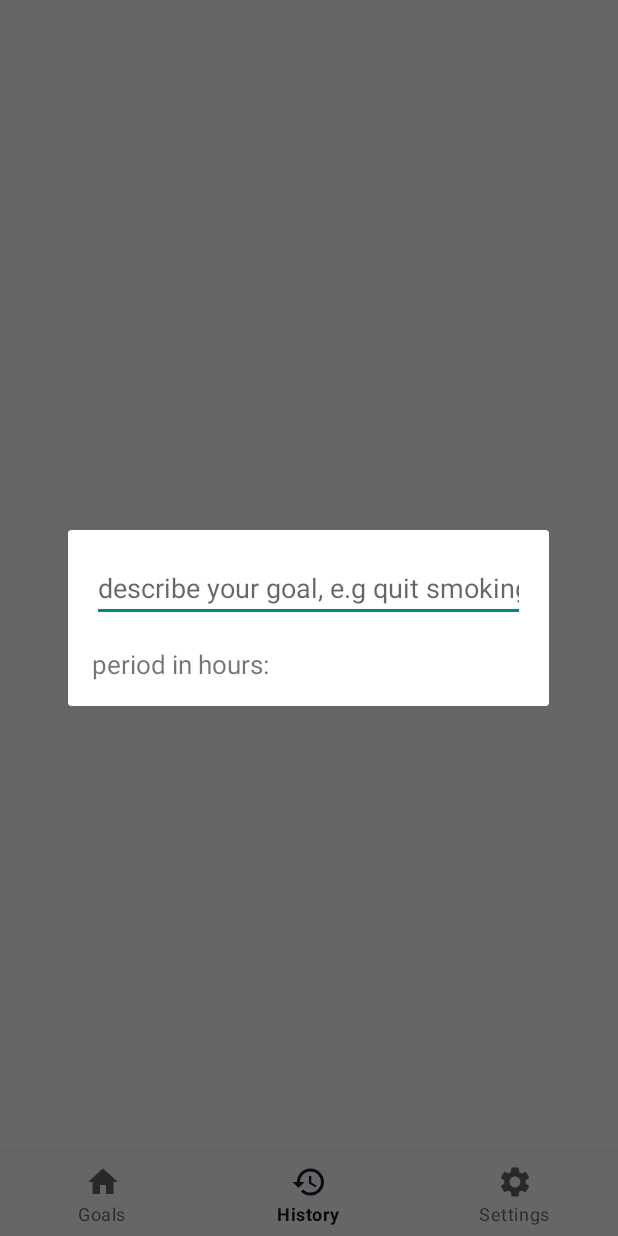
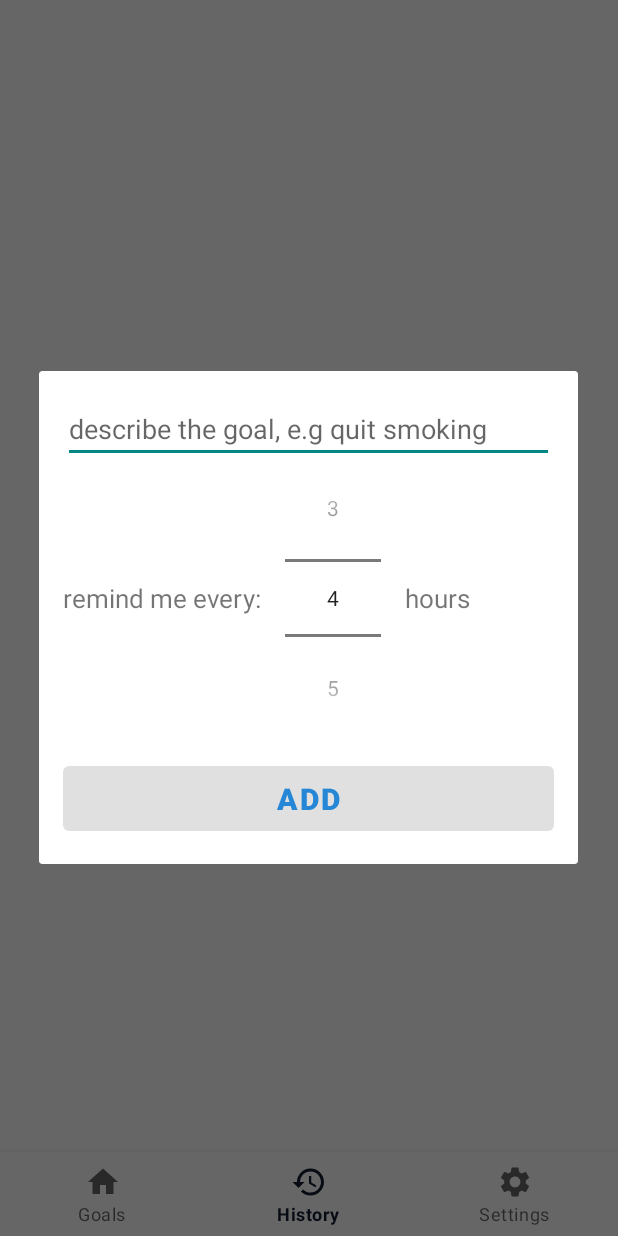
Before and after one commit to linaaa31/GoalTracker, an Android app: the fragment AddGoalDialog placed in its activity, item 2 of the bottom bar chosen, on a phone screen of 412 x 824 dp. Run offline under Robolectric (Android 15) with nearby library versions, the phone set to English and light mode, and no system bars; our stand-ins replace Room's generated code, data binding, navigation-ui.

Commit message:
Add goal dialog updated

```diff
--- a/app/build.gradle
+++ b/app/build.gradle
@@ -28,6 +28,7 @@ android {
     }
     buildFeatures {
         viewBinding true
+        dataBinding true
     }
 }
 
--- a/app/src/main/java/com/app/goaltracker/GoalsViewModel.java
+++ b/app/src/main/java/com/app/goaltracker/GoalsViewModel.java
@@ -44,14 +44,10 @@ public class GoalsViewModel extends AndroidViewModel {
     }
 
     public void addGoal(@NonNull String goalName, Integer period) {
-        if (!TextUtils.isEmpty(goalName)) {
-            AsyncTask.execute(() -> {
-                appDatabase.goalDao().insertGoal(new Goal(goalName, period));
-                refreshGoalList();
-            });
-        } else {
-            Toast.makeText(getApplication(), "There are no goals", Toast.LENGTH_SHORT).show();
-        }
+        AsyncTask.execute(() -> {
+            appDatabase.goalDao().insertGoal(new Goal(goalName, period));
+            refreshGoalList();
+        });
     }
 
     public void deleteGoal(Goal goal) {
--- a/app/src/main/java/com/app/goaltracker/ui/goals/AddGoalDialog.java
+++ b/app/src/main/java/com/app/goaltracker/ui/goals/AddGoalDialog.java
@@ -9,16 +9,26 @@ import android.view.ViewGroup;
 
 import androidx.annotation.NonNull;
 import androidx.annotation.Nullable;
+import androidx.databinding.DataBindingUtil;
+import androidx.databinding.ViewDataBinding;
 import androidx.fragment.app.DialogFragment;
+import androidx.lifecycle.ViewModelProvider;
 
+import com.app.goaltracker.GoalsViewModel;
 import com.app.goaltracker.R;
+import com.app.goaltracker.databinding.DialogAddGoalBinding;
+
+import java.util.Objects;
 
 public class AddGoalDialog extends DialogFragment {
+    private DialogAddGoalBinding binding;
+    private GoalsViewModel goalsViewModel;
+
     @Nullable
     @Override
     public View onCreateView(@NonNull LayoutInflater inflater, @Nullable ViewGroup container, @Nullable Bundle savedInstanceState) {
-
-        return inflater.inflate(R.layout.dialog_add_goal, container, false);
+        binding = DataBindingUtil.inflate(inflater, R.layout.dialog_add_goal, container, false);
+        return binding.getRoot();
     }
 
     @Override
@@ -26,10 +36,22 @@ public class AddGoalDialog extends DialogFragment {
         super.onResume();
         DisplayMetrics metrics = getResources().getDisplayMetrics();
         int width = metrics.widthPixels;
-        int height = metrics.heightPixels;
-
-        getDialog().getWindow().setLayout((6 * width)/7, ViewGroup.LayoutParams.WRAP_CONTENT);
+        getDialog().getWindow().setLayout((95 * width)/100, ViewGroup.LayoutParams.WRAP_CONTENT);
     }
 
+    @Override
+    public void onViewCreated(@NonNull View view, @Nullable Bundle savedInstanceState) {
+        super.onViewCreated(view, savedInstanceState);
+        binding.goalReminderPeriod.setMinValue(1);
+        binding.goalReminderPeriod.setMaxValue(24);
+        binding.goalReminderPeriod.setValue(4);
 
+        goalsViewModel = new ViewModelProvider(requireActivity()).get(GoalsViewModel.class);
+
+        binding.goalAddButton.setOnClickListener(v -> {
+                goalsViewModel.addGoal(binding.nameEditText.getText().toString(), binding.goalReminderPeriod.getValue());
+                dismiss();
+            }
+        );
+    }
 }
--- a/app/src/main/java/com/app/goaltracker/ui/goals/GoalsFragment.java
+++ b/app/src/main/java/com/app/goaltracker/ui/goals/GoalsFragment.java
@@ -38,53 +38,31 @@ public class GoalsFragment extends Fragment {
                              ViewGroup container, Bundle savedInstanceState) {
         View root = inflater.inflate(R.layout.fragment_goals, container, false);
         RecyclerView recyclerView = root.findViewById(R.id.goal_list);
-            recyclerView.addItemDecoration(new DividerItemDecoration(requireContext(), DividerItemDecoration.VERTICAL));
         recyclerView.setLayoutManager(new LinearLayoutManager(requireContext()));
-            goalAdapter = new GoalAdapter(requireContext());
+        goalAdapter = new GoalAdapter();
         recyclerView.setAdapter(goalAdapter);
-            recyclerView.scrollToPosition(0);
 
-            goalsViewModel = new ViewModelProvider(this).get(GoalsViewModel.class);
+        goalsViewModel = new ViewModelProvider(requireActivity()).get(GoalsViewModel.class);
         goalsViewModel.getGoals().observe(getViewLifecycleOwner(), goals -> {
             goalAdapter.setGoalList(goals);
         });
 
         FloatingActionButton fab = root.findViewById(R.id.add_goal);
         fab.setOnClickListener(view -> {
-                showAddGoalDialog();
+            AddGoalDialog addGoalDialog = new AddGoalDialog();
+            addGoalDialog.show(getChildFragmentManager(), "add_goal");
         });
 
         return root;
     }
 
-
-    private void showAddGoalDialog() {
-            AddGoalDialog addGoalDialog = new AddGoalDialog();
-            addGoalDialog.show(getChildFragmentManager(), "add_goal");
-//        View dialogView = LayoutInflater.from(requireContext()).inflate(R.layout.dialog_add_goal, null);
-//        EditText goalNameEditText = dialogView.findViewById(R.id.name_edit_text);
-//        AlertDialog.Builder builder = new AlertDialog.Builder(requireContext())
-//                .setTitle(R.string.add_goal_title)
-//                .setView(dialogView)
-//                .setPositiveButton(R.string.submit_button, (dialog, which) -> {
-//                    String goalName = goalNameEditText.getText().toString().trim();
-//                   // String period = periodEditText.getText().toString().trim();
-//                    goalsViewModel.addGoal(goalName, 2);
-//                });
-//        AlertDialog alertDialog = builder.create();
-//        alertDialog.show();
-    }
     private class GoalAdapter extends RecyclerView.Adapter<GoalAdapter.GoalCardHolder> {
         List<Goal> goalList;
-        private Context context;
 
         public void setGoalList(List<Goal> goalList) {
            // this.goalList = goalList;
             this.goalList = new ArrayList<>(goalList);
             notifyDataSetChanged();
-        }
-        public GoalAdapter(Context context) {
-            this.context = context;
         }
 
         public GoalAdapter.GoalCardHolder onCreateViewHolder(@NonNull ViewGroup parent, int viewType) {
--- a/app/src/main/res/layout/dialog_add_goal.xml
+++ b/app/src/main/res/layout/dialog_add_goal.xml
@@ -1,8 +1,10 @@
 <?xml version="1.0" encoding="utf-8"?>
-<LinearLayout xmlns:android="http://schemas.android.com/apk/res/android"
+<layout xmlns:android="http://schemas.android.com/apk/res/android"
+    xmlns:app="http://schemas.android.com/apk/res-auto">
+
+    <androidx.constraintlayout.widget.ConstraintLayout
         android:layout_width="match_parent"
         android:layout_height="wrap_content"
-    xmlns:app="http://schemas.android.com/apk/res-auto"
         android:orientation="vertical"
         android:padding="16dp">
 
@@ -10,15 +12,55 @@
             android:id="@+id/name_edit_text"
             android:layout_width="match_parent"
             android:layout_height="wrap_content"
+            app:layout_constraintTop_toTopOf="parent"
             android:hint="@string/goal_name_hint"
             android:inputType="text"
             android:maxLines="1" />
 
-    <TextView
+        <NumberPicker
+            android:id="@+id/goal_reminder_period"
             android:layout_width="wrap_content"
             android:layout_height="wrap_content"
-        android:layout_marginTop="16dp"
+            app:layout_constraintTop_toBottomOf="@id/name_edit_text"
+            app:layout_constraintLeft_toRightOf="@id/goal_period_hint"
+            android:layout_marginLeft="16dp"
+            android:orientation="horizontal"/>
+
+        <TextView
+            android:id="@+id/goal_period_hint"
+            android:layout_width="wrap_content"
+            android:layout_height="wrap_content"
+            app:layout_constraintTop_toTopOf="@id/goal_reminder_period"
+            app:layout_constraintBottom_toBottomOf="@id/goal_reminder_period"
+            app:layout_constraintLeft_toLeftOf="parent"
             android:textSize="17sp"
             android:text="@string/goal_period_hint" />
 
-</LinearLayout>
+        <TextView
+            android:id="@+id/goal_unit_hint"
+            android:layout_width="wrap_content"
+            android:layout_height="wrap_content"
+            android:textSize="17sp"
+            android:text="@string/goal_period_unit"
+            app:layout_constraintTop_toTopOf="@id/goal_reminder_period"
+            app:layout_constraintBottom_toBottomOf="@id/goal_reminder_period"
+            app:layout_constraintLeft_toRightOf="@id/goal_reminder_period"
+            android:layout_marginLeft="16dp" />
+
+        <Button
+            android:id="@+id/goal_add_button"
+            android:layout_width="match_parent"
+            android:layout_height="wrap_content"
+            android:layout_marginTop="16dp"
+            app:layout_constraintTop_toBottomOf="@id/goal_reminder_period"
+            android:textSize="20sp"
+            android:textStyle="bold"
+            android:textColor="@color/blue"
+            android:textAlignment="center"
+            android:textAllCaps="true"
+            android:padding="8dp"
+            android:enabled="@{nameEditText.text.length() > 0}"
+            android:text="@string/add_goal_button" />
+
+    </androidx.constraintlayout.widget.ConstraintLayout>
+</layout>
--- a/app/src/main/res/values/strings.xml
+++ b/app/src/main/res/values/strings.xml
@@ -7,9 +7,10 @@
     <string name="submit_button">Submit</string>
     <string name="empty_goal_error">Please enter a name for the goal.</string>
     <string name="cancel_button">Cancel</string>
-    <string name="goal_name_hint">describe your goal, e.g quit smoking</string>
-    <string name="goal_period_hint">period in hours: </string>
-    <string name="add_goal_button">Submit</string>
+    <string name="goal_name_hint">describe the goal, e.g quit smoking</string>
+    <string name="goal_period_hint">remind me every: </string>
+    <string name="goal_period_unit">hours</string>
+    <string name="add_goal_button">Add</string>
     <string name="label_next_reminder">Next reminder at: %1$d</string>
 
 </resources>
```
Lines whose indentation alone changed are shown as unchanged.
